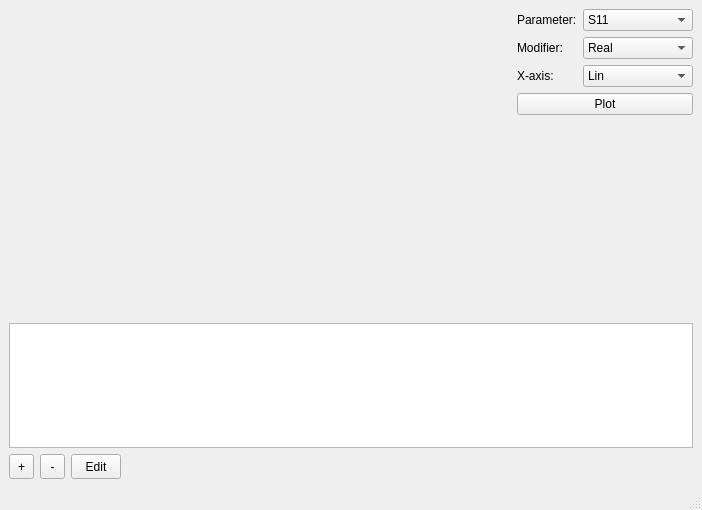
Above: rfmatch_tool/gui/main_window.ui from maartenlont/rfmatch_tool before the change. Below: the same form after it.
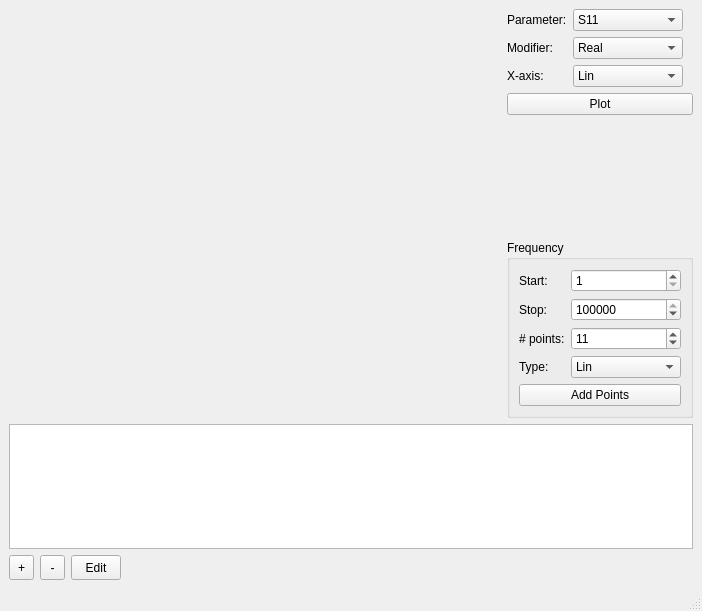
That is the form after the change. Custom widgets are drawn as their Qt base class.

Commit message:
Added ability to add x values (no log implemented yet)
Added update functions to update all plots when the data is changed (will also be used when the circuit component editor is implemented)

ToDo: add proper markers, clean up the main window code

Diff of the .ui file:
```diff
--- a/rfmatch_tool/gui/main_window.ui
+++ b/rfmatch_tool/gui/main_window.ui
@@ -7,7 +7,7 @@
     <x>0</x>
     <y>0</y>
     <width>702</width>
-    <height>510</height>
+    <height>611</height>
    </rect>
   </property>
   <property name="windowTitle">
@@ -34,7 +34,7 @@
        </widget>
       </item>
       <item>
-       <layout class="QVBoxLayout" name="verticalLayout_2" stretch="0,0,0">
+       <layout class="QVBoxLayout" name="verticalLayout_2" stretch="0,0,0,0">
         <property name="sizeConstraint">
          <enum>QLayout::SetMinimumSize</enum>
         </property>
@@ -171,6 +171,164 @@
           </property>
          </spacer>
         </item>
+        <item>
+         <widget class="QGroupBox" name="groupBox">
+          <property name="title">
+           <string>Frequency</string>
+          </property>
+          <layout class="QVBoxLayout" name="verticalLayout_4">
+           <item>
+            <layout class="QFormLayout" name="formLayout_2">
+             <item row="0" column="0">
+              <widget class="QLabel" name="label_4">
+               <property name="text">
+                <string>Start:</string>
+               </property>
+              </widget>
+             </item>
+             <item row="1" column="0">
+              <widget class="QLabel" name="label_5">
+               <property name="text">
+                <string>Stop:</string>
+               </property>
+              </widget>
+             </item>
+             <item row="2" column="0">
+              <widget class="QLabel" name="label_6">
+               <property name="text">
+                <string># points:</string>
+               </property>
+              </widget>
+             </item>
+             <item row="2" column="1">
+              <widget class="QSpinBox" name="sbXnum">
+               <property name="sizePolicy">
+                <sizepolicy hsizetype="Fixed" vsizetype="Fixed">
+                 <horstretch>0</horstretch>
+                 <verstretch>0</verstretch>
+                </sizepolicy>
+               </property>
+               <property name="minimumSize">
+                <size>
+                 <width>110</width>
+                 <height>0</height>
+                </size>
+               </property>
+               <property name="minimum">
+                <number>1</number>
+               </property>
+               <property name="maximum">
+                <number>1001</number>
+               </property>
+               <property name="singleStep">
+                <number>10</number>
+               </property>
+               <property name="value">
+                <number>11</number>
+               </property>
+              </widget>
+             </item>
+             <item row="3" column="1">
+              <widget class="QComboBox" name="cbXtype">
+               <property name="sizePolicy">
+                <sizepolicy hsizetype="Fixed" vsizetype="Fixed">
+                 <horstretch>0</horstretch>
+                 <verstretch>0</verstretch>
+                </sizepolicy>
+               </property>
+               <property name="minimumSize">
+                <size>
+                 <width>110</width>
+                 <height>0</height>
+                </size>
+               </property>
+               <item>
+                <property name="text">
+                 <string>Lin</string>
+                </property>
+               </item>
+               <item>
+                <property name="text">
+                 <string>Log</string>
+                </property>
+               </item>
+              </widget>
+             </item>
+             <item row="3" column="0">
+              <widget class="QLabel" name="label_7">
+               <property name="text">
+                <string>Type:</string>
+               </property>
+              </widget>
+             </item>
+             <item row="0" column="1">
+              <widget class="QDoubleSpinBox" name="sbXstart">
+               <property name="sizePolicy">
+                <sizepolicy hsizetype="Fixed" vsizetype="Fixed">
+                 <horstretch>0</horstretch>
+                 <verstretch>0</verstretch>
+                </sizepolicy>
+               </property>
+               <property name="minimumSize">
+                <size>
+                 <width>110</width>
+                 <height>0</height>
+                </size>
+               </property>
+               <property name="decimals">
+                <number>0</number>
+               </property>
+               <property name="minimum">
+                <double>1.000000000000000</double>
+               </property>
+               <property name="maximum">
+                <double>10000000000.000000000000000</double>
+               </property>
+              </widget>
+             </item>
+             <item row="1" column="1">
+              <widget class="QDoubleSpinBox" name="sbXstop">
+               <property name="sizePolicy">
+                <sizepolicy hsizetype="Fixed" vsizetype="Fixed">
+                 <horstretch>0</horstretch>
+                 <verstretch>0</verstretch>
+                </sizepolicy>
+               </property>
+               <property name="minimumSize">
+                <size>
+                 <width>110</width>
+                 <height>0</height>
+                </size>
+               </property>
+               <property name="decimals">
+                <number>0</number>
+               </property>
+               <property name="minimum">
+                <double>1.000000000000000</double>
+               </property>
+               <property name="maximum">
+                <double>10000000000.000000000000000</double>
+               </property>
+               <property name="singleStep">
+                <double>1000.000000000000000</double>
+               </property>
+               <property name="value">
+                <double>1000000000.000000000000000</double>
+               </property>
+              </widget>
+             </item>
+            </layout>
+           </item>
+           <item>
+            <widget class="QPushButton" name="pbAddPoints">
+             <property name="text">
+              <string>Add Points</string>
+             </property>
+            </widget>
+           </item>
+          </layout>
+         </widget>
+        </item>
        </layout>
       </item>
      </layout>
```
The commit also changes 2 other files.
